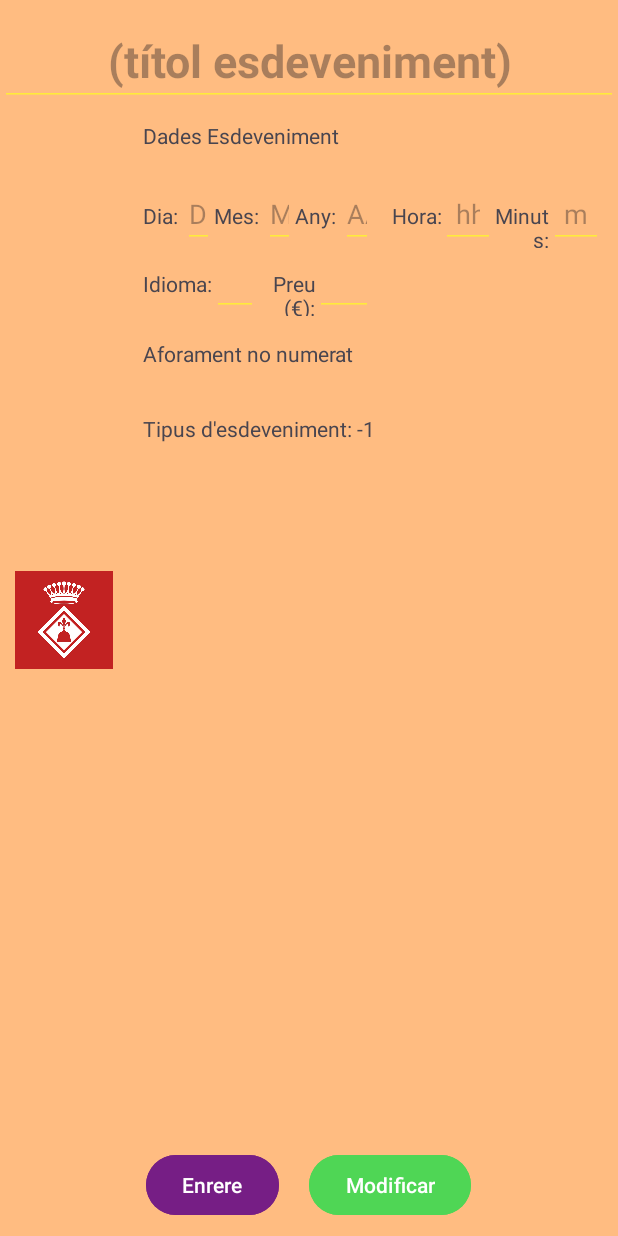
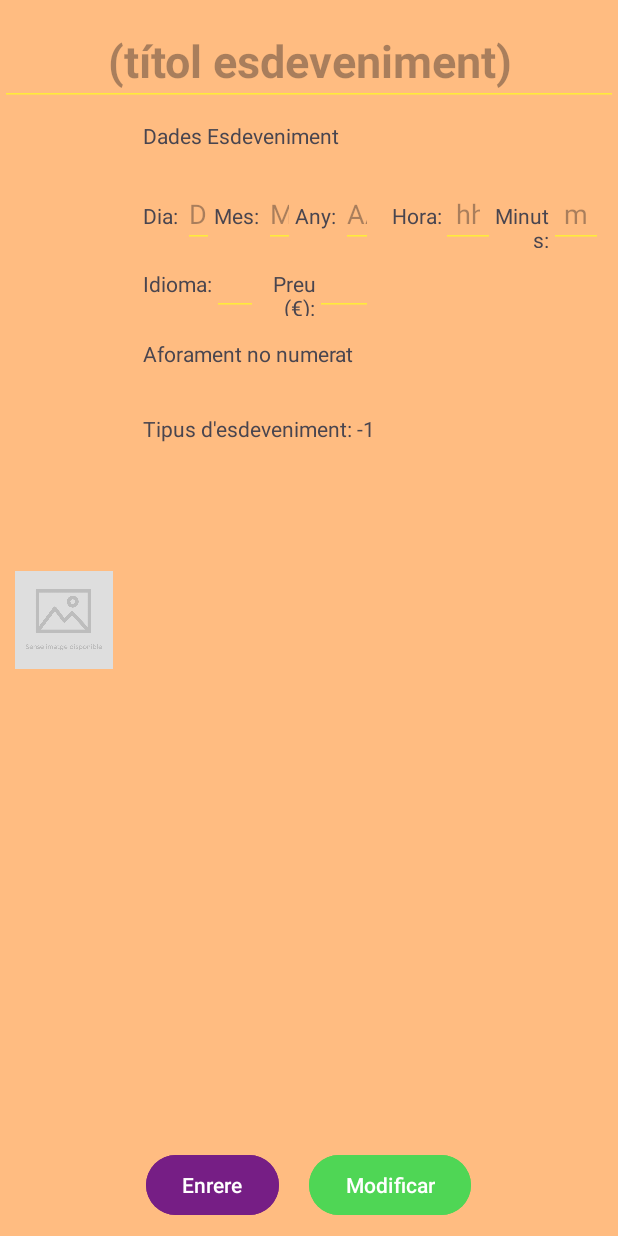
Before and after one commit to ASBcep/M07iM08_repte_1-Espai_Cultural_AlexS, an Android app: the Gestio_Esdeveniment screen opened directly, with no data from a screen before it, on a phone screen of 412 x 824 dp. Run offline under Robolectric (Android 15) with nearby library versions, the phone set to English and light mode, and no system bars.

Commit message:
Creo objecte GestorImatge.kt i allà es gestiona la inserció d'imatges (si no troba la imatge d'un esdeveniment, hi inserta una altra)

```diff
--- a/app/src/main/java/asb/m07im08/espai_cultural_alexs/Gestio_Esdeveniment.kt
+++ b/app/src/main/java/asb/m07im08/espai_cultural_alexs/Gestio_Esdeveniment.kt
@@ -3,6 +3,7 @@ package asb.m07im08.espai_cultural_alexs
 import android.app.DatePickerDialog
 import android.app.TimePickerDialog
 import android.content.Intent
+import android.graphics.BitmapFactory
 import android.icu.util.Calendar
 import androidx.appcompat.app.AppCompatActivity
 import android.os.Bundle
@@ -19,6 +20,7 @@ import android.widget.TextView
 import android.widget.TimePicker
 import android.widget.Toast
 import org.w3c.dom.Text
+import java.io.File
 import java.time.LocalDateTime
 import java.time.Month
 import java.time.MonthDay
@@ -43,14 +45,8 @@ class Gestio_Esdeveniment : AppCompatActivity() {
         val tvTitol = findViewById<TextView>(R.id.tvTitol)
         val etTitol = findViewById<EditText>(R.id.etTitol)
 
-
-        /*
-        val llEspecific1a3 = findViewById<LinearLayout>(R.id.llEspecific1a3)
-        val llEspecificEntre3i4 = findViewById<LinearLayout>(R.id.llEspecificEntre3i4)
-        */
-        val llEspecific4 = findViewById<LinearLayout>(R.id.llEspecific4)
-        val llEspecificDreta4 = findViewById<LinearLayout>(R.id.llEspecificDreta4)
-        val etEspecific4 = findViewById<EditText>(R.id.etEspecific4)
+        val ivSR = findViewById<ImageView>(R.id.ivSR)
+        val ivHR = findViewById<ImageView>(R.id.ivHR)
 
         val ivCalendari = findViewById<ImageView>(R.id.ivCalendari)
         val etDia = findViewById<EditText>(R.id.etDia)
@@ -73,81 +69,27 @@ class Gestio_Esdeveniment : AppCompatActivity() {
         val rgEsdeveniment = findViewById<RadioGroup>(R.id.rgEsdeveniment)
         val tvTipus = findViewById<TextView>(R.id.tvTipus)
 
+        val llEspecific4 = findViewById<LinearLayout>(R.id.llEspecific4)
+        val llEspecificDreta4 = findViewById<LinearLayout>(R.id.llEspecificDreta4)
+        val etEspecific4 = findViewById<EditText>(R.id.etEspecific4)
+
         val btnEnrere = findViewById<Button>(R.id.btnEnrere)
         val btnModifiCrear = findViewById<Button>(R.id.btnModifiCrear)
         val btnEliminar = findViewById<Button>(R.id.btnEliminar)
 
-        ivCalendari.visibility = View.GONE//si puc faré el datetimepicker
+        //TODO //si puc faré el datetimepicker
+        ivCalendari.visibility = View.GONE
+
+
+        //inserirImatgeSR(esdevenimentThis.imatge)
+        //inserirImatgeHR(esdevenimentThis.imatge)
+        GestorImatge.inserirImatgeSR(esdevenimentThis.imatge, this, ivSR)
+        GestorImatge.inserirImatgeHR(esdevenimentThis.imatge, this, ivHR)
 
         resetCamps()
         habilitarCamps(esdevenimentThis)
         val mesFormatat = String.format("%02d", esdevenimentThis.data.monthValue)
 
-        if (detall){/*
-            tvTitol.visibility = View.GONE
-            etTitol.isEnabled = false
-            etTitol.text = Editable.Factory.getInstance().newEditable(esdevenimentThis.nom)
-            etAny.text = Editable.Factory.getInstance().newEditable(esdevenimentThis.data.year.toString())
-            etAny.isEnabled = false
-            //etMes.text = Editable.Factory.getInstance().newEditable(esdevenimentThis.data.month.toString())
-            etMes.text = Editable.Factory.getInstance().newEditable(mesFormatat)
-            etMes.isEnabled = false
-            etDia.text = Editable.Factory.getInstance().newEditable(esdevenimentThis.data.dayOfMonth.toString())
-            etDia.isEnabled = false
-            etHora.text = Editable.Factory.getInstance().newEditable(esdevenimentThis.data.hour.toString())
-            etHora.isEnabled = false
-            etMinuts.text = Editable.Factory.getInstance().newEditable(esdevenimentThis.data.minute.toString())
-            etMinuts.isEnabled = false
-            etIdioma.text = Editable.Factory.getInstance().newEditable(esdevenimentThis.idioma)
-            etIdioma.isEnabled = false
-            etPreu.text = Editable.Factory.getInstance().newEditable(esdevenimentThis.preu.toString())
-            etPreu.isEnabled = false
-            if (esdevenimentThis.numerat){
-                tvAforament.text = "Aforament numerat"
-            } else {
-                tvAforament.text = "Aforament no numerat"
-            }
-            rgNumerat.visibility = View.GONE
-            tvTipus.visibility = View.VISIBLE
-            tvTipus.text = "Tipus d'esdeveniment: " + esdevenimentThis.tipus
-            rgEsdeveniment.visibility = View.GONE
-            if (esdevenimentThis.tipus == "Pel·lícula"){
-                rbPeli.isChecked = true
-            } else if (esdevenimentThis.tipus == "Xerrada"){
-                rbXerrada.isChecked = true
-            } else if (esdevenimentThis.tipus == "Concert") {
-                rbConcert.isChecked = true
-            }
-            habilitarCamps(esdevenimentThis)
-            btnModifiCrear.text = "Modificar"
-            btnEliminar.visibility = View.GONE
-            ivCalendari.visibility = View.GONE*/
-        }
-        if (nou){/*
-
-            rgEsdeveniment.visibility = View.VISIBLE
-            btnModifiCrear.text = "Crear"
-            btnEliminar.visibility = View.GONE
-        }
-        if (modificar){
-            etTitol.text = Editable.Factory.getInstance().newEditable(esdevenimentThis.nom)
-            etAny.text = Editable.Factory.getInstance().newEditable(esdevenimentThis.data.year.toString())
-            //etMes.text = Editable.Factory.getInstance().newEditable(esdevenimentThis.data.month.toString())
-            etMes.text = Editable.Factory.getInstance().newEditable(mesFormatat)
-            etDia.text = Editable.Factory.getInstance().newEditable(esdevenimentThis.data.dayOfMonth.toString())
-            etHora.text = Editable.Factory.getInstance().newEditable(esdevenimentThis.data.hour.toString())
-            etMinuts.text = Editable.Factory.getInstance().newEditable(esdevenimentThis.data.minute.toString())
-            etIdioma.text = Editable.Factory.getInstance().newEditable(esdevenimentThis.idioma)
-            etPreu.text = Editable.Factory.getInstance().newEditable(esdevenimentThis.preu.toString())
-            if (esdevenimentThis.numerat){
-                rbNumerat.isChecked = true
-            } else {
-                rbNoNumerat.isChecked = true
-            }
-            rgEsdeveniment.visibility = View.GONE
-            btnModifiCrear.text = "Desar canvis"
-*/
-        }
 
         rgEsdeveniment.setOnCheckedChangeListener{_, isChecked ->
             resetCamps()
@@ -183,6 +125,33 @@ class Gestio_Esdeveniment : AppCompatActivity() {
         } // si es nou retornarà un esdeveniment buit
         return esdeveniment
     }//funció per buidar camps específics
+
+    private fun inserirImatgeSR (imatge: String){
+        var imgElementPathPNG = this.getFilesDir().toString() + "/img/" + "sr" + imatge + ".png"
+        var imgElementPathJPG = this.getFilesDir().toString() + "/img/" + "sr" + imatge + ".jpg"
+        var bitmap = if (File(imgElementPathPNG).exists()) {
+            BitmapFactory.decodeFile(imgElementPathPNG)
+        } else if (File(imgElementPathJPG).exists()) {
+            BitmapFactory.decodeFile(imgElementPathJPG)
+        } else {
+            BitmapFactory.decodeResource(resources, R.drawable.noimg_sr)
+        }
+        val ivSR = findViewById<ImageView>(R.id.ivSR)
+        ivSR.setImageBitmap(bitmap)
+    }
+    private fun inserirImatgeHR (imatge: String){
+        var imgElementPathPNG = this.getFilesDir().toString() + "/img/" + "hr" + imatge + ".png"
+        var imgElementPathJPG = this.getFilesDir().toString() + "/img/" + "hr" + imatge + ".jpg"
+        var bitmap = if (File(imgElementPathPNG).exists()) {
+            BitmapFactory.decodeFile(imgElementPathPNG)
+        } else if (File(imgElementPathJPG).exists()) {
+            BitmapFactory.decodeFile(imgElementPathJPG)
+        } else {
+            BitmapFactory.decodeResource(resources, R.drawable.noimg_hr)
+        }
+        val ivHR = findViewById<ImageView>(R.id.ivHR)
+        ivHR.setImageBitmap(bitmap)
+    }
     private fun resetCamps(){
         //declaro Views
         val tvTitol = findViewById<TextView>(R.id.tvTitol)
--- /dev/null
+++ b/app/src/main/java/asb/m07im08/espai_cultural_alexs/GestorImatge.kt
@@ -0,0 +1,33 @@
+package asb.m07im08.espai_cultural_alexs
+
+import android.content.Context
+import android.graphics.BitmapFactory
+import android.widget.ImageView
+import java.io.File
+
+object GestorImatge {
+    fun inserirImatgeSR(imatge: String, context: Context, imageView: ImageView) {
+        val imgElementPathPNG = context.filesDir.toString() + "/img/" + "sr" + imatge + ".png"
+        val imgElementPathJPG = context.filesDir.toString() + "/img/" + "sr" + imatge + ".jpg"
+        val bitmap = if (File(imgElementPathPNG).exists()) {
+            BitmapFactory.decodeFile(imgElementPathPNG)
+        } else if (File(imgElementPathJPG).exists()) {
+            BitmapFactory.decodeFile(imgElementPathJPG)
+        } else {
+            BitmapFactory.decodeResource(context.resources, R.drawable.noimg_sr)
+        }
+        imageView.setImageBitmap(bitmap)
+    }
+    fun inserirImatgeHR(imatge: String, context: Context, imageView: ImageView) {
+        val imgElementPathPNG = context.filesDir.toString() + "/img/" + "hr" + imatge + ".png"
+        val imgElementPathJPG = context.filesDir.toString() + "/img/" + "hr" + imatge + ".jpg"
+        val bitmap = if (File(imgElementPathPNG).exists()) {
+            BitmapFactory.decodeFile(imgElementPathPNG)
+        } else if (File(imgElementPathJPG).exists()) {
+            BitmapFactory.decodeFile(imgElementPathJPG)
+        } else {
+            BitmapFactory.decodeResource(context.resources, R.drawable.noimg_hr)
+        }
+        imageView.setImageBitmap(bitmap)
+    }
+}
--- a/app/src/main/java/asb/m07im08/espai_cultural_alexs/Reserves.kt
+++ b/app/src/main/java/asb/m07im08/espai_cultural_alexs/Reserves.kt
@@ -3,6 +3,7 @@ package asb.m07im08.espai_cultural_alexs
 import androidx.appcompat.app.AppCompatActivity
 import android.os.Bundle
 import android.widget.Button
+import android.widget.ImageView
 import android.widget.TextView
 import android.widget.Toast
 import androidx.recyclerview.widget.GridLayoutManager
@@ -20,6 +21,9 @@ class Reserves : AppCompatActivity() {
 
         val tvTitol = findViewById<TextView>(R.id.tvTitol)
         tvTitol.text = "Gestionar entrades de " + esdeveniment.nom
+
+        val ivHR = findViewById<ImageView>(R.id.ivHR)
+        GestorImatge.inserirImatgeHR(esdeveniment.imatge, this, ivHR)
 
 
         var index = 0
--- a/app/src/main/res/layout/activity_gestio_esdeveniment.xml
+++ b/app/src/main/res/layout/activity_gestio_esdeveniment.xml
@@ -55,11 +55,11 @@
                 android:text="Imatge HR (en alta resolució) de l'esdeveniment"
                 android:textAlignment="center"/>
             <ImageView
-                android:id="@+id/imgShownElement"
+                android:id="@+id/ivHR"
                 android:layout_width="match_parent"
                 android:layout_height="0dp"
                 android:layout_weight="1"
-                android:src="@drawable/escut"
+                android:src="@drawable/noimg_hr"
                 android:adjustViewBounds="true"
                 android:scaleType="fitCenter"
                 android:background="@color/contenidorImatge"/>
@@ -87,7 +87,7 @@
                     android:id="@+id/ivSR"
                     android:layout_width="0dp"
                     android:layout_height="wrap_content"
-                    android:src="@drawable/escut"
+                    android:src="@drawable/noimg_sr"
                     android:layout_weight="1"
                     android:adjustViewBounds="true"
                     android:scaleType="fitStart"
--- a/app/src/main/res/layout/activity_reserves.xml
+++ b/app/src/main/res/layout/activity_reserves.xml
@@ -37,7 +37,7 @@
             android:layout_margin="10dp"
             android:orientation="vertical">
             <ImageView
-                android:id="@+id/imgShownElement"
+                android:id="@+id/ivHR"
                 android:layout_width="match_parent"
                 android:layout_height="0dp"
                 android:layout_weight="1"
--- a/app/src/main/res/layout/esdeveniment_layout.xml
+++ b/app/src/main/res/layout/esdeveniment_layout.xml
@@ -6,10 +6,10 @@
     android:orientation="horizontal">
 
     <ImageView
-        android:id="@+id/ImgListEsdeveniment"
+        android:id="@+id/ivListEsdeveniment"
         android:layout_width="match_parent"
         android:layout_height="match_parent"
-        android:src="@drawable/escut"
+        android:src="@drawable/noimg_sr"
         android:layout_margin="10dp"
         android:layout_weight="3"
         android:adjustViewBounds="true"
```
Also changed, not shown: app/src/main/java/asb/m07im08/espai_cultural_alexs/EsdevenimentAdapter.kt (+7 -6 lines), app/src/main/java/asb/m07im08/espai_cultural_alexs/esdeveniments.json (+4 -4 lines), app/src/main/res/drawable/hr1.png (added), app/src/main/res/drawable/hr3.jpg (added), app/src/main/res/drawable/noimg_hr.jpg (added), app/src/main/res/drawable/noimg_sr.png (added), app/src/main/res/drawable/sr2.jpg (added), app/src/main/res/drawable/sr3.jpg (added).
